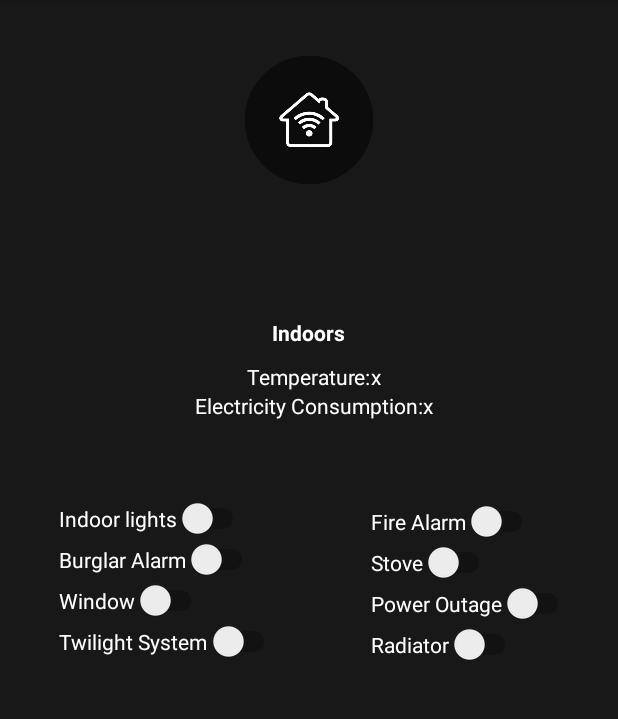
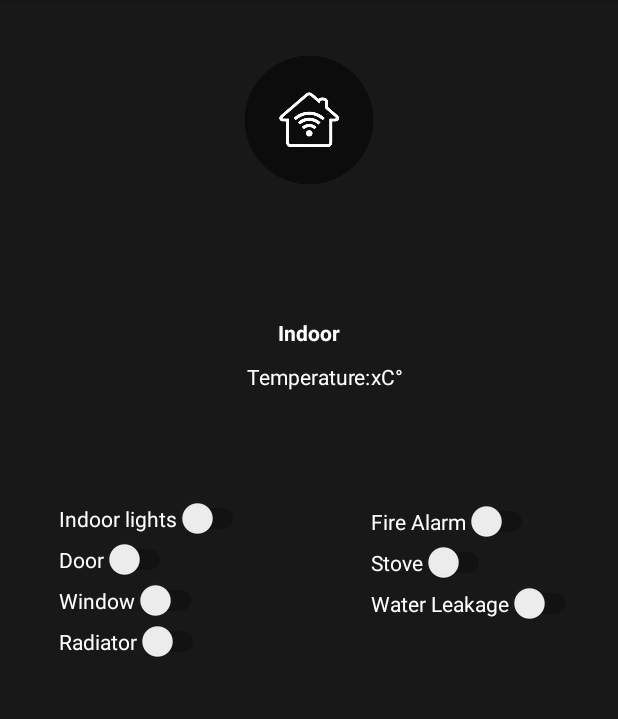
Before and after one commit to alassadi/SmartHomeAndroid, an Android app: the IndoorActivity screen opened directly, with no data from a screen before it, on a phone screen of 412 x 824 dp, the part 84-803 px from its top. Run offline under Robolectric (Android 15) with nearby library versions, the phone set to English and light mode, and no system bars; our stand-ins replace Firebase (no records; nobody signed in at launch, a user with empty details on screens opened directly); 2 statements that could not run were skipped.

Commit message:
layout done compared to device group

```diff
--- a/app/src/main/AndroidManifest.xml
+++ b/app/src/main/AndroidManifest.xml
@@ -34,6 +34,8 @@
         <activity android:name=".IndoorActivity"></activity>
         <activity android:name=".HomeActivity"></activity>
         <activity android:name=".RegActivity"></activity>
+        <activity android:name=".AtticActivity"></activity>
+        <activity android:name=".OutdoorActivity"></activity>
     </application>
 
 </manifest>
--- a/app/src/main/java/androidapp/smarthome/IndoorActivity.java
+++ b/app/src/main/java/androidapp/smarthome/IndoorActivity.java
@@ -36,9 +36,11 @@ public class IndoorActivity extends AppCompatActivity {
 
     private String userAuthToken;
 
+    private String indoor_id, temp_id, fireAlarm_id, waterLeakage_id, door_id, window_id, lamp_id;
+
     //UI
-    private Switch indoorLightSwitch, outdoorLightSwitch, fireAlarmSwitch, burglarAlarmSwitch;
-    private TextView tempValueText;
+    private Switch indoorLightSwitch, fireAlarmSwitch, waterLeakageSwitch, doorSwitch, windowSwitch, stoveSwitch, radiatorSwitch;
+    private TextView tempValue;
     private ProgressBar progressBar;
 
     //firebase database
@@ -59,10 +61,13 @@ public class IndoorActivity extends AppCompatActivity {
 
         //init ui
         indoorLightSwitch = findViewById(R.id.switchIndoorLights);
-        //outdoorLightSwitch = findViewById(R.id.switchOutdoorLights);
         fireAlarmSwitch = findViewById(R.id.switchFireAlarm);
-        burglarAlarmSwitch = findViewById(R.id.switchBurglarAlarm);
-        //tempValueText = findViewById(R.id.tempValueText);
+        waterLeakageSwitch = findViewById(R.id.switchWaterLeakage);
+        doorSwitch = findViewById(R.id.switchDoor);
+        windowSwitch = findViewById(R.id.switchWindow);
+        stoveSwitch = findViewById(R.id.switchStove);
+        radiatorSwitch = findViewById(R.id.switchRadiator);
+
         progressBar = findViewById(R.id.progressBar);
         progressBar.setVisibility(View.GONE);
 
@@ -71,7 +76,7 @@ public class IndoorActivity extends AppCompatActivity {
 
         //init firebase database
         mDatabase = FirebaseDatabase.getInstance();
-        mDatabaseReference = mDatabase.getReference("Devices/my9iXu6WvEgx5oNLLegs/enabled");
+        mDatabaseReference = mDatabase.getReference("Devices/my9iXu6WvEgx5oNLLegs/value");
 
         //init firebase auth for user auth token
         FirebaseUser mUser = FirebaseAuth.getInstance().getCurrentUser();
@@ -116,7 +121,7 @@ public class IndoorActivity extends AppCompatActivity {
                     //@TODO get user id from firebase authentication when logged in.
                     jsonObject = new JSONObject();
                     jsonObject.put("id", "my9iXu6WvEgx5oNLLegs");
-                    jsonObject.put("enabled", isChecked);
+                    jsonObject.put("value", isChecked);
 
                     new HttpHandler().requestUpdateDeviceStatus(jsonObject, userAuthToken);
 
--- a/app/src/main/res/layout/activity_indoor.xml
+++ b/app/src/main/res/layout/activity_indoor.xml
@@ -45,25 +45,13 @@
         />
 
     <TextView
-        android:id="@+id/electCons"
         android:layout_width="wrap_content"
         android:layout_height="wrap_content"
-        android:text="@string/electricityConsumption"
+        android:text="@string/celsius"
         android:textColor="@color/white"
-        android:layout_below="@id/tempText"
-        android:layout_centerHorizontal="true"
-        />
-
-    <TextView
-        android:id="@+id/electConsValue"
-        android:layout_width="wrap_content"
-        android:layout_height="wrap_content"
-        android:text="@string/electricityConsumptionValue"
-        android:textColor="@color/white"
-        android:layout_toRightOf="@+id/electCons"
-        android:layout_toEndOf="@+id/electCons"
-        android:layout_alignTop="@+id/electCons"
-
+        android:layout_toRightOf="@+id/tempValue"
+        android:layout_toEndOf="@+id/tempValue"
+        android:layout_alignTop="@+id/tempValue"
         />
 
     <Switch
@@ -93,18 +81,18 @@
         android:layout_toRightOf="@+id/switchIndoorLights"
         android:text="@string/fire_alarm"
         android:textColor="@color/white"
-        app:layout_constraintBottom_toBottomOf="@+id/switchBurglarAlarm"
+        app:layout_constraintBottom_toBottomOf="@+id/switchDoor"
         app:layout_constraintEnd_toEndOf="parent"
         app:layout_constraintStart_toEndOf="@+id/progressBar" />
 
     <Switch
-        android:id="@+id/switchBurglarAlarm"
+        android:id="@+id/switchDoor"
         android:layout_width="wrap_content"
         android:layout_height="wrap_content"
         android:layout_below="@+id/switchIndoorLights"
         android:layout_alignLeft="@+id/switchIndoorLights"
         android:layout_alignStart="@+id/switchIndoorLights"
-        android:text="@string/burglar_alarm"
+        android:text="@string/door"
         android:textColor="@color/white"
         app:layout_constraintBottom_toBottomOf="@+id/progressBar"
         app:layout_constraintStart_toStartOf="@+id/switchFireAlarm"
@@ -117,8 +105,8 @@
         android:text="@string/stoveSwitch"
         android:textColor="@color/white"
         android:layout_below="@id/switchFireAlarm"
-        android:layout_toRightOf="@id/switchBurglarAlarm"
-        android:layout_toEndOf="@+id/switchBurglarAlarm"
+        android:layout_toRightOf="@id/switchDoor"
+        android:layout_toEndOf="@+id/switchDoor"
         android:layout_alignLeft="@id/switchFireAlarm"
         android:layout_alignStart="@+id/switchFireAlarm"
         />
@@ -129,16 +117,16 @@
         android:layout_height="wrap_content"
         android:text="@string/windowSwitch"
         android:textColor="@color/white"
-        android:layout_below="@id/switchBurglarAlarm"
-        android:layout_alignStart="@+id/switchBurglarAlarm"
-        android:layout_alignLeft="@+id/switchBurglarAlarm"
+        android:layout_below="@id/switchDoor"
+        android:layout_alignStart="@+id/switchDoor"
+        android:layout_alignLeft="@+id/switchDoor"
         />
 
     <Switch
-        android:id="@+id/switchPowerOutage"
+        android:id="@+id/switchWaterLeakage"
         android:layout_width="wrap_content"
         android:layout_height="wrap_content"
-        android:text="@string/powerOutage"
+        android:text="@string/waterLeakage"
         android:textColor="@color/white"
         android:layout_below="@id/switchStove"
         android:layout_toRightOf="@id/switchWindow"
@@ -148,27 +136,14 @@
         />
 
     <Switch
-        android:id="@+id/switchTwilightSystem"
+        android:id="@+id/switchRadiator"
         android:layout_width="wrap_content"
         android:layout_height="wrap_content"
-        android:text="@string/twilightSystem"
+        android:text="@string/radiator"
         android:textColor="@color/white"
         android:layout_below="@id/switchWindow"
         android:layout_alignStart="@+id/switchWindow"
         android:layout_alignLeft="@+id/switchWindow"
-        />
-
-    <Switch
-        android:id="@+id/radiator"
-        android:layout_width="wrap_content"
-        android:layout_height="wrap_content"
-        android:text="@string/radiator"
-        android:textColor="@color/white"
-        android:layout_below="@id/switchPowerOutage"
-        android:layout_toRightOf="@id/switchTwilightSystem"
-        android:layout_toEndOf="@+id/switchTwilightSystem"
-        android:layout_alignLeft="@id/switchPowerOutage"
-        android:layout_alignStart="@+id/switchPowerOutage"
         />
 
     <ProgressBar
--- a/app/src/main/res/values/strings.xml
+++ b/app/src/main/res/values/strings.xml
@@ -5,10 +5,12 @@
     <string name="atticFan">Fan</string>
     <string name="atticTextView">Attic</string>
     <string name="burglar_alarm">Burglar Alarm</string>
+    <string name="celsius"> C°</string>
     <string name="city">City: </string>
     <string name="confirmBtn">Confirm</string>
     <string name="country">Country: </string>
     <string name="dateOfBirth">Date of Birth: </string>
+    <string name="door">Door</string>
     <string name="electricityConsumption">Electricity Consumption: </string>
     <string name="electricityConsumptionValue">x</string>
     <string name="email_prompt">Enter email address</string>
@@ -18,7 +20,7 @@
     <string name="gender">Gender: </string>
     <string name="indoorBtn">indoorBtn</string>
     <string name="indoor_lights">Indoor lights</string>
-    <string name="indoorTextView">Indoors</string>
+    <string name="indoorTextView">Indoor</string>
     <string name="indoorTV">indoor</string>
     <string name="lastName">Last Name: </string>
     <string name="outdoorBtn">outdoorBtn</string>
@@ -28,14 +30,12 @@
     <string name="password">Password: </string>
     <string name="phone">Phone: </string>
     <string name="postalCode">Postal Code: </string>
-    <string name="powerOutage">Power Outage</string>
     <string name="radiator">Radiator</string>
     <string name="regBtn">Registration</string>
     <string name="sign_in">Sign in</string>
     <string name="stoveSwitch">Stove</string>
     <string name="temp_text">Temperature: </string>
     <string name="temp_value">x</string>
-    <string name="twilightSystem">Twilight System</string>
     <string name="waterLeakage">Water Leakage</string>
     <string name="windowSwitch">Window</string>
 
```
Also changed, not shown: app/src/main/java/androidapp/smarthome/AtticActivity.java (+22 -1 lines), app/src/main/java/androidapp/smarthome/HomeActivity.java (+18 -1 lines), app/src/main/java/androidapp/smarthome/OutdoorActivity.java (+22 -1 lines), app/src/main/res/layout/activity_attic.xml (+6 -23 lines), app/src/main/res/layout/activity_home.xml (+31 -24 lines), app/src/main/res/layout/activity_outdoor.xml (+24 -0 lines).
